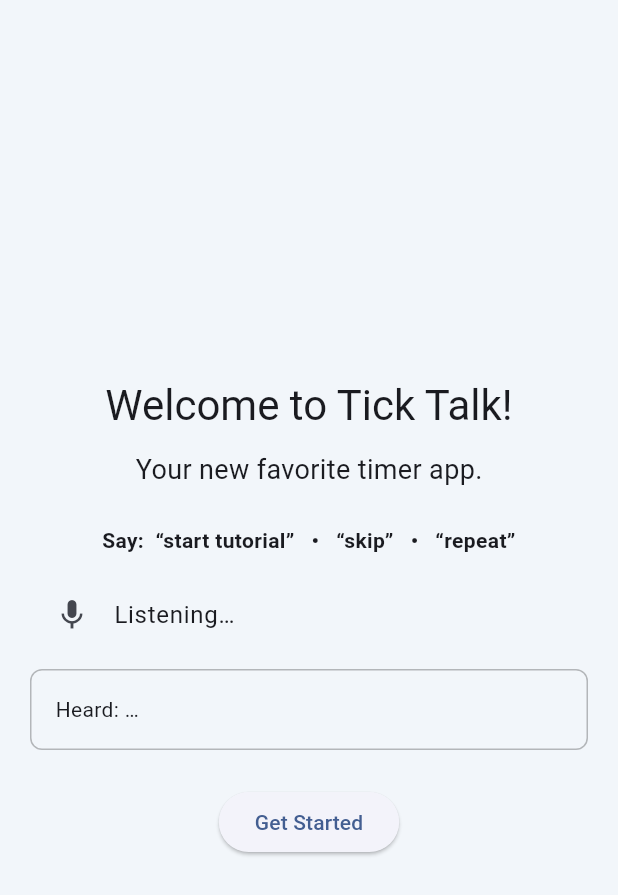
After one commit to devgrg25/TickTalk-User-Stories-and-Project-Setup-Group-2-, a Flutter app: the screen it shows after launch, after a tap on "Listening…", on a phone screen of 412 x 824 dp. The commit adds this screen. Shown: the top 895 px of the screen. Run offline on Flutter 3.47's test engine with Material 3 defaults, Android fonts, the phone set to English and light mode, and no system bars; our stand-ins replace flutter_tts, shared_preferences, speech_to_text.

```diff
--- a/lib/main.dart
+++ b/lib/main.dart
@@ -1,12 +1,27 @@
 import 'package:flutter/material.dart';
-import 'homepage.dart'; // Make sure this path matches your folder structure
+import 'homepage.dart';
+import 'package:shared_preferences/shared_preferences.dart';
+import 'welcome_page.dart';
 
-void main() {
-  runApp(const TickTalkApp());
+
+// The main function is now async
+Future<void> main() async {
+  // Required before using plugins if you need to access them before runApp()
+  WidgetsFlutterBinding.ensureInitialized();
+
+  // Get the shared preferences instance
+  final prefs = await SharedPreferences.getInstance();
+  // Check if the user has seen the welcome screen
+  final bool hasSeenWelcome = prefs.getBool('hasSeenWelcome') ?? false;
+  //final bool hasSeenWelcome = false;
+
+  runApp(TickTalkApp(hasSeenWelcome: hasSeenWelcome));
 }
 
 class TickTalkApp extends StatelessWidget {
-  const TickTalkApp({super.key});
+
+  final bool hasSeenWelcome;
+  const TickTalkApp({super.key, required this.hasSeenWelcome});
 
   @override
   Widget build(BuildContext context) {
@@ -18,7 +33,7 @@ class TickTalkApp extends StatelessWidget {
         colorSchemeSeed: const Color(0xFF007BFF),
         scaffoldBackgroundColor: const Color(0xFFF2F6FA),
       ),
-      home: const HomeScreen(),
+      home: hasSeenWelcome ? const HomeScreen() : const WelcomePage(),//replace second homescreen once the welcome page is added
       routes: {
         '/createTimer': (context) => const Placeholder(),
         // 👆 Replace Placeholder() with your actual CreateTimer screen later.
--- /dev/null
+++ b/lib/welcome_page.dart
@@ -0,0 +1,201 @@
+import 'package:flutter/foundation.dart' show kIsWeb;
+import 'package:flutter/material.dart';
+import 'package:shared_preferences/shared_preferences.dart';
+import 'package:flutter_tts/flutter_tts.dart';
+import 'package:speech_to_text/speech_to_text.dart' as stt;
+
+import 'homepage.dart';
+
+class WelcomePage extends StatefulWidget {
+  const WelcomePage({super.key});
+
+  @override
+  State<WelcomePage> createState() => _WelcomePageState();
+}
+
+class _WelcomePageState extends State<WelcomePage> {
+  final FlutterTts _tts = FlutterTts();
+  final stt.SpeechToText _speech = stt.SpeechToText();
+
+  bool _listening = false;
+  bool _speechReady = false;
+  String _lastHeard = '…';
+
+  final _welcomeText = """
+Welcome to TickTalk. I’ll guide you through setup and features step by step.
+Say 'start tutorial' to begin or 'skip' to use the app.
+You can also say 'repeat' to hear this again.
+""";
+
+  @override
+  void initState() {
+    super.initState();
+    _runWelcome();
+  }
+
+  // Plays TTS + starts listening (except on web where a user gesture is required)
+  Future<void> _runWelcome() async {
+    if (kIsWeb) return; // show buttons for web
+    await _speak(_welcomeText);
+    await _ensureSpeech();
+    await _startListening();
+  }
+
+  Future<void> _speak(String text) async {
+    try {
+      await _tts.setLanguage('en-US');
+      await _tts.setSpeechRate(0.9);
+      await _tts.setPitch(1.0);
+      await _tts.stop();
+      await _tts.speak(text);
+    } catch (_) {}
+  }
+
+  Future<void> _ensureSpeech() async {
+    if (_speechReady) return;
+    _speechReady = await _speech.initialize(
+      onStatus: (s) {
+        if (!mounted) return;
+        if (s == 'notListening' && _listening) _restartListen();
+      },
+      onError: (_) {},
+    );
+    setState(() {});
+  }
+
+  Future<void> _startListening() async {
+    if (!_speechReady || _listening) return;
+    setState(() => _listening = true);
+    await _speech.listen(
+      localeId: 'en_US',
+      listenMode: stt.ListenMode.confirmation,
+      partialResults: true,
+      onResult: (res) {
+        final words = (res.recognizedWords ?? '').toLowerCase().trim();
+        if (words.isEmpty) return;
+        setState(() => _lastHeard = words);
+        _handle(words);
+      },
+    );
+  }
+
+  void _restartListen() async {
+    await Future.delayed(const Duration(milliseconds: 250));
+    if (!mounted) return;
+    _startListening();
+  }
+
+  Future<void> _handle(String words) async {
+    bool has(String s) => words.contains(s);
+
+    if (has('repeat')) {
+      await _speech.cancel();
+      await _speak(_welcomeText);
+      _restartListen();
+      return;
+    }
+
+    if (has('start tutorial') || has('start')) {
+      await _markSeenAndGoHome();
+      return;
+    }
+
+    if (has('skip')) {
+      await _markSeenAndGoHome();
+      return;
+    }
+  }
+
+  Future<void> _markSeenAndGoHome() async {
+    final prefs = await SharedPreferences.getInstance();
+    await prefs.setBool('hasSeenWelcome', true);
+    if (!mounted) return;
+    Navigator.of(context).pushReplacement(
+      MaterialPageRoute(builder: (_) => const HomeScreen()),
+    );
+  }
+
+  // Keeps your original button flow
+  Future<void> _onGetStarted() => _markSeenAndGoHome();
+
+  @override
+  Widget build(BuildContext context) {
+    return Scaffold(
+      body: SafeArea(
+        child: Center(
+          child: Padding(
+            padding: const EdgeInsets.all(20),
+            child: Column(
+              mainAxisAlignment: MainAxisAlignment.center,
+              children: [
+                Text('Welcome to Tick Talk!',
+                    style: Theme.of(context).textTheme.headlineMedium),
+                const SizedBox(height: 12),
+                const Text('Your new favorite timer app.',
+                    style: TextStyle(fontSize: 18)),
+                const SizedBox(height: 24),
+
+                // Voice hints
+                const Text(
+                  'Say:  “start tutorial”   •   “skip”   •   “repeat”',
+                  textAlign: TextAlign.center,
+                  style: TextStyle(fontWeight: FontWeight.w600),
+                ),
+                const SizedBox(height: 12),
+
+                // Tap-to-listen row (also shows status)
+                ListTile(
+                  leading: Icon(_listening ? Icons.mic : Icons.mic_none),
+                  title: Text(_listening ? "Listening…" : "Tap to listen"),
+                  onTap: () async {
+                    await _ensureSpeech();
+                    await _startListening();
+                  },
+                ),
+                const SizedBox(height: 8),
+
+                // Last heard transcript
+                Container(
+                  width: double.infinity,
+                  padding: const EdgeInsets.all(16),
+                  decoration: BoxDecoration(
+                    border: Border.all(color: Colors.black26),
+                    borderRadius: BorderRadius.circular(8),
+                  ),
+                  child: Text('Heard: $_lastHeard'),
+                ),
+
+                const SizedBox(height: 24),
+
+                // Web controls (browsers require a user gesture)
+                if (kIsWeb) ...[
+                  FilledButton.icon(
+                    onPressed: () => _speak(_welcomeText),
+                    icon: const Icon(Icons.volume_up),
+                    label: const Text('Play Welcome'),
+                  ),
+                  const SizedBox(height: 8),
+                  FilledButton.icon(
+                    onPressed: () async {
+                      await _ensureSpeech();
+                      await _startListening();
+                    },
+                    icon: const Icon(Icons.mic),
+                    label: const Text('Start / Resume Listening'),
+                  ),
+                  const SizedBox(height: 8),
+                ],
+
+                // Your original CTA (kept)
+                ElevatedButton(
+                  onPressed: _onGetStarted,
+                  child: const Text('Get Started'),
+                ),
+              ],
+            ),
+          ),
+        ),
+      ),
+    );
+  }
+}
```
Also changed, not shown: lib/homepage.dart (+38 -1 lines), lib/settings_page.dart (added, +51 -0 lines), pubspec.yaml (+8 -0 lines), pubspec.lock, 4 other files.
